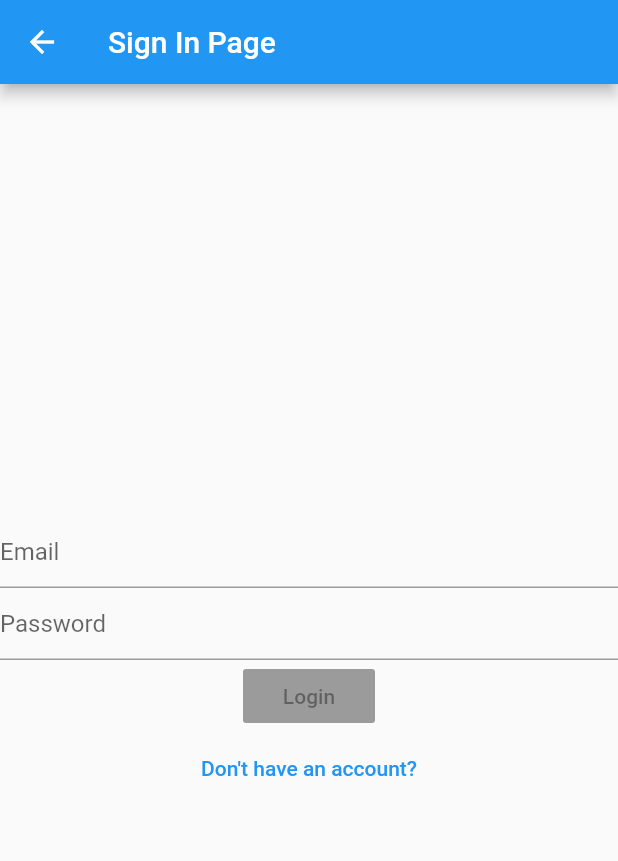
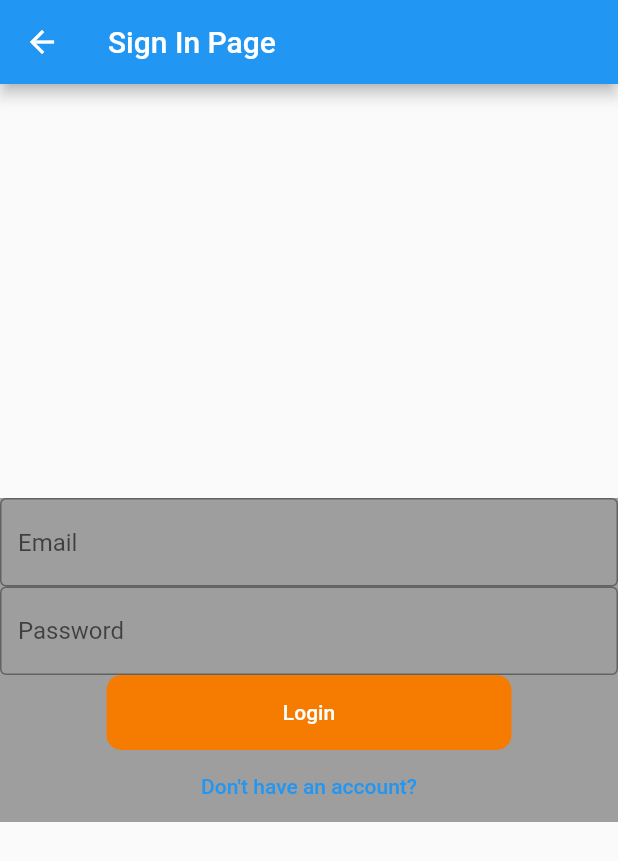
Before and after one commit to aiswaryasankar/dbreif_mobile, a Flutter app: the screen it shows after launch, after a tap on "Login", on a phone screen of 412 x 824 dp. Shown: the top 861 px of the screen. Run offline on Flutter 3.47's test engine with Material 2 defaults, Android fonts, the phone set to English and light mode, and no system bars.

Commit message:
sixth commit

```diff
--- a/lib/main.dart
+++ b/lib/main.dart
@@ -26,9 +26,6 @@ class FirstPage extends StatelessWidget {
   @override
   Widget build(BuildContext context) {
     return Scaffold(
-      appBar: AppBar(
-        title: Text(title),
-      ),
       body: Center(
         child: Column(
           mainAxisAlignment: MainAxisAlignment.center,
@@ -115,18 +112,33 @@ class ThirdPage extends StatelessWidget {
             mainAxisAlignment: MainAxisAlignment.center,
             crossAxisAlignment: CrossAxisAlignment.center,
             children: [
+              Container(
+                  decoration: new BoxDecoration(color: Colors.grey),
+                  child: Column(children: [
                     TextField(
                         decoration: InputDecoration(
+                      border: OutlineInputBorder(),
                       hintText: "Email",
                     )),
                     TextField(
                       decoration: InputDecoration(
+                        border: OutlineInputBorder(),
                         hintText: "Password",
                       ),
                     ),
-              RaisedButton(
+                    ButtonTheme(
+                      minWidth: 270,
+                      height: 50.0,
+                      child: RaisedButton(
+                        color: Colors.orange[700],
+                        disabledColor: Colors.orange[700],
+                        textColor: Colors.white,
+                        disabledTextColor: Colors.white,
+                        shape: RoundedRectangleBorder(
+                            borderRadius: BorderRadius.circular(10)),
                         child: Text('Login'),
                         onPressed: null,
+                      ),
                     ),
                     TextButton(
                       onPressed: () {
@@ -138,6 +150,7 @@ class ThirdPage extends StatelessWidget {
                       },
                       child: const Text("Don't have an account?"),
                     ),
+                  ]))
             ]));
   }
 }
```
Lines whose indentation alone changed are shown as unchanged.
